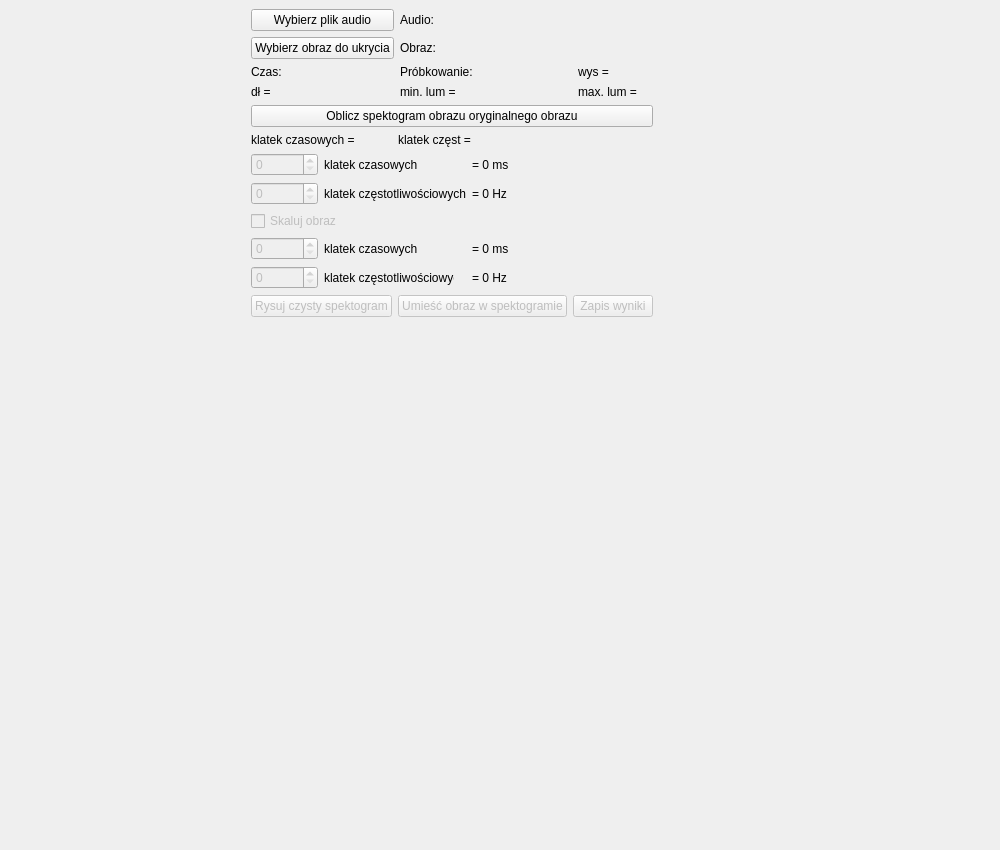
The window that MainWindow.ui (Groundy/Studia_ProjektTO) describes before a commit, drawn with Qt 5.
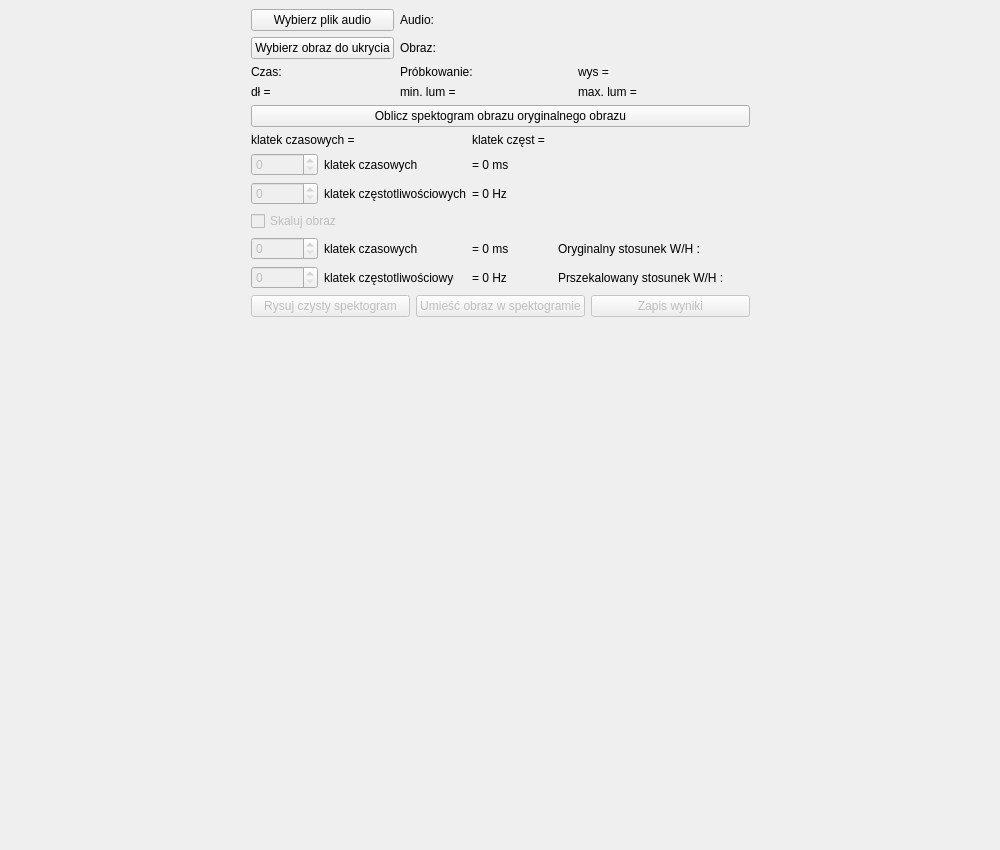
The same window after the commit.

Commit message:
Dodanie w gui info o stosunku wymiar skalowania
Dodanie w gui info o stosunku wymiar skalowania

Patch:
```diff
--- a/MainWindow.ui
+++ b/MainWindow.ui
@@ -62,16 +62,6 @@
       </item>
       <item row="3" column="1">
        <layout class="QGridLayout" name="gridLayout_5">
-        <item row="5" column="0" colspan="6">
-         <widget class="QCheckBox" name="scalingChekbox">
-          <property name="enabled">
-           <bool>false</bool>
-          </property>
-          <property name="text">
-           <string>Skaluj obraz</string>
-          </property>
-         </widget>
-        </item>
         <item row="7" column="3" colspan="3">
          <widget class="QLabel" name="calculatedFreqToUse">
           <property name="text">
@@ -89,20 +79,6 @@
           </property>
          </widget>
         </item>
-        <item row="2" column="0" colspan="2">
-         <widget class="QLabel" name="totalTimeFramesLabel">
-          <property name="text">
-           <string>klatek czasowych = </string>
-          </property>
-         </widget>
-        </item>
-        <item row="1" column="0" colspan="6">
-         <widget class="QPushButton" name="calculateSTFTButton">
-          <property name="text">
-           <string>Oblicz spektogram obrazu oryginalnego obrazu</string>
-          </property>
-         </widget>
-        </item>
         <item row="3" column="0">
          <widget class="QSpinBox" name="startImgSpinBox_T">
           <property name="enabled">
@@ -126,13 +102,6 @@
           </property>
          </widget>
         </item>
-        <item row="2" column="2" colspan="4">
-         <widget class="QLabel" name="totalFreqFramesLabel">
-          <property name="text">
-           <string>klatek częst = </string>
-          </property>
-         </widget>
-        </item>
         <item row="4" column="0">
          <widget class="QSpinBox" name="startImgSpinBox_F">
           <property name="enabled">
@@ -157,13 +126,6 @@
           </property>
          </widget>
         </item>
-        <item row="3" column="3" colspan="3">
-         <widget class="QLabel" name="calculatedTimeToStart">
-          <property name="text">
-           <string>= 0 ms</string>
-          </property>
-         </widget>
-        </item>
         <item row="6" column="0">
          <widget class="QSpinBox" name="imgDurationSpinBox_T">
           <property name="enabled">
@@ -181,7 +143,72 @@
           </property>
          </widget>
         </item>
-        <item row="8" column="0" colspan="6">
+        <item row="6" column="1" colspan="2">
+         <widget class="QLabel" name="constLabel1">
+          <property name="maximumSize">
+           <size>
+            <width>130</width>
+            <height>16777215</height>
+           </size>
+          </property>
+          <property name="text">
+           <string>klatek czasowych</string>
+          </property>
+         </widget>
+        </item>
+        <item row="6" column="6">
+         <widget class="QLabel" name="WToHRatioLabel_org">
+          <property name="text">
+           <string>Oryginalny stosunek W/H : </string>
+          </property>
+         </widget>
+        </item>
+        <item row="5" column="0" colspan="7">
+         <widget class="QCheckBox" name="scalingChekbox">
+          <property name="enabled">
+           <bool>false</bool>
+          </property>
+          <property name="text">
+           <string>Skaluj obraz</string>
+          </property>
+         </widget>
+        </item>
+        <item row="4" column="3" colspan="4">
+         <widget class="QLabel" name="calculatedFreqToStart">
+          <property name="text">
+           <string>= 0 Hz</string>
+          </property>
+         </widget>
+        </item>
+        <item row="3" column="3" colspan="4">
+         <widget class="QLabel" name="calculatedTimeToStart">
+          <property name="text">
+           <string>= 0 ms</string>
+          </property>
+         </widget>
+        </item>
+        <item row="1" column="0" colspan="7">
+         <widget class="QPushButton" name="calculateSTFTButton">
+          <property name="text">
+           <string>Oblicz spektogram obrazu oryginalnego obrazu</string>
+          </property>
+         </widget>
+        </item>
+        <item row="2" column="0" colspan="3">
+         <widget class="QLabel" name="totalTimeFramesLabel">
+          <property name="text">
+           <string>klatek czasowych = </string>
+          </property>
+         </widget>
+        </item>
+        <item row="2" column="3" colspan="4">
+         <widget class="QLabel" name="totalFreqFramesLabel">
+          <property name="text">
+           <string>klatek częst = </string>
+          </property>
+         </widget>
+        </item>
+        <item row="8" column="0" colspan="7">
          <layout class="QHBoxLayout" name="horizontalLayout">
           <item>
            <widget class="QPushButton" name="resetSpectLabelButton">
@@ -215,39 +242,13 @@
           </item>
          </layout>
         </item>
-        <item row="6" column="1" colspan="2">
-         <widget class="QLabel" name="constLabel1">
-          <property name="maximumSize">
-           <size>
-            <width>130</width>
-            <height>16777215</height>
-           </size>
-          </property>
+        <item row="7" column="6">
+         <widget class="QLabel" name="WToHRatioLabel_mod">
           <property name="text">
-           <string>klatek czasowych</string>
+           <string>Prszekalowany stosunek W/H :        </string>
           </property>
          </widget>
         </item>
-        <item row="4" column="3" colspan="3">
-         <widget class="QLabel" name="calculatedFreqToStart">
-          <property name="text">
-           <string>= 0 Hz</string>
-          </property>
-         </widget>
-        </item>
-        <item row="1" column="6" rowspan="8">
-         <spacer name="horizontalSpacer_3">
-          <property name="orientation">
-           <enum>Qt::Horizontal</enum>
-          </property>
-          <property name="sizeHint" stdset="0">
-           <size>
-            <width>40</width>
-            <height>20</height>
-           </size>
-          </property>
-         </spacer>
-        </item>
        </layout>
       </item>
       <item row="1" column="0" rowspan="4">
```
The commit also changes 1 other file.
